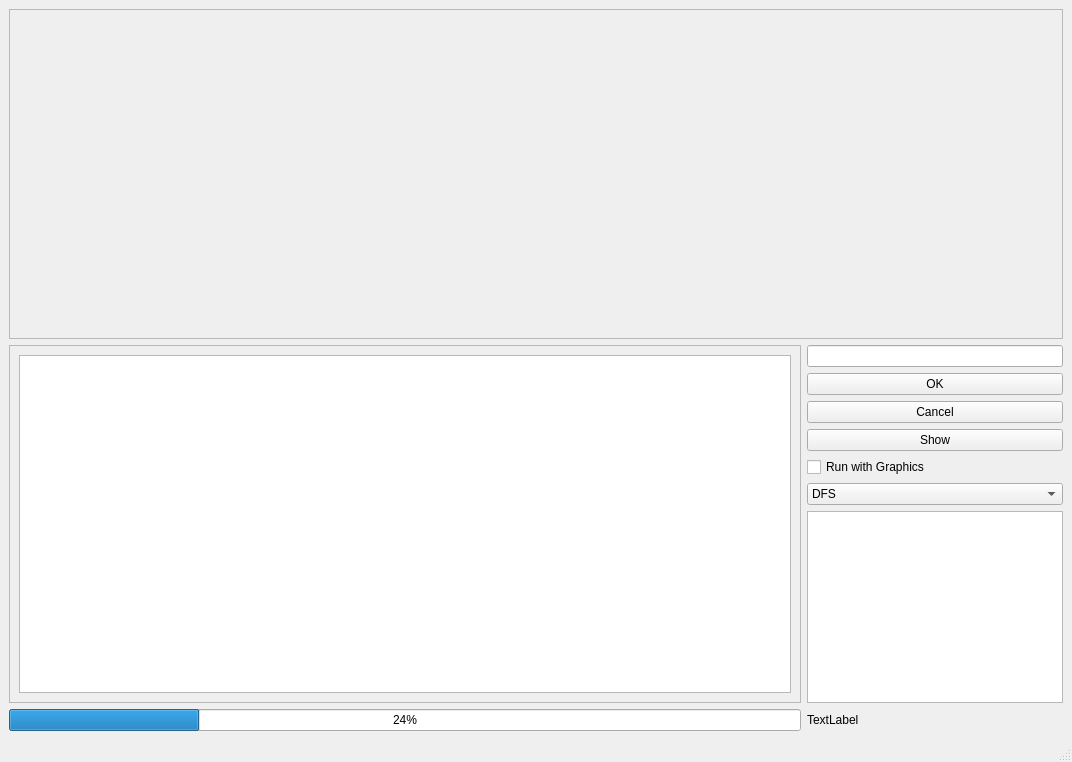
Qt form GUI.ui (bchuh/AI_project) before a commit.
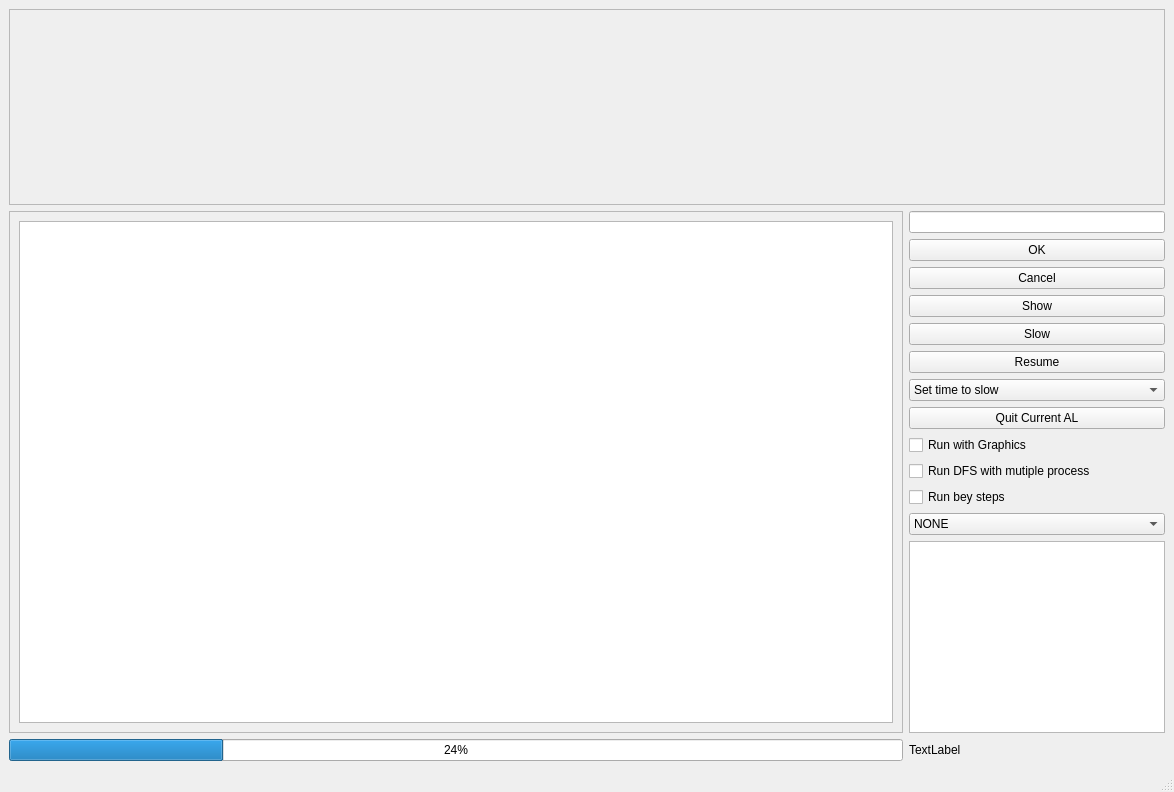
The same form after that commit.

The edit to the form file:
```diff
--- a/GUI.ui
+++ b/GUI.ui
@@ -6,8 +6,8 @@
    <rect>
     <x>0</x>
     <y>0</y>
-    <width>1072</width>
-    <height>762</height>
+    <width>1174</width>
+    <height>792</height>
    </rect>
   </property>
   <property name="windowTitle">
@@ -48,6 +48,51 @@
         </property>
        </widget>
       </item>
+      <item>
+       <widget class="QPushButton" name="PAUSE">
+        <property name="text">
+         <string>Slow</string>
+        </property>
+       </widget>
+      </item>
+      <item>
+       <widget class="QPushButton" name="NEXT">
+        <property name="text">
+         <string>Resume</string>
+        </property>
+       </widget>
+      </item>
+      <item>
+       <widget class="QComboBox" name="comboBox_2">
+        <item>
+         <property name="text">
+          <string>Set time to slow</string>
+         </property>
+        </item>
+        <item>
+         <property name="text">
+          <string>5</string>
+         </property>
+        </item>
+        <item>
+         <property name="text">
+          <string>10</string>
+         </property>
+        </item>
+        <item>
+         <property name="text">
+          <string>100</string>
+         </property>
+        </item>
+       </widget>
+      </item>
+      <item>
+       <widget class="QPushButton" name="QUIT">
+        <property name="text">
+         <string>Quit Current AL</string>
+        </property>
+       </widget>
+      </item>
       <item>
        <widget class="QCheckBox" name="checkBox">
         <property name="text">
@@ -55,8 +100,27 @@
         </property>
        </widget>
       </item>
+      <item>
+       <widget class="QCheckBox" name="checkBox_2">
+        <property name="text">
+         <string>Run DFS with mutiple process</string>
+        </property>
+       </widget>
+      </item>
+      <item>
+       <widget class="QCheckBox" name="checkBox_3">
+        <property name="text">
+         <string>Run bey steps</string>
+        </property>
+       </widget>
+      </item>
       <item>
        <widget class="QComboBox" name="comboBox">
+        <item>
+         <property name="text">
+          <string>NONE</string>
+         </property>
+        </item>
         <item>
          <property name="text">
           <string>DFS</string>
@@ -87,7 +151,7 @@
       <item>
        <widget class="QTextEdit" name="infoEdit">
         <property name="sizePolicy">
-         <sizepolicy hsizetype="Minimum" vsizetype="Fixed">
+         <sizepolicy hsizetype="Fixed" vsizetype="Fixed">
           <horstretch>0</horstretch>
           <verstretch>0</verstretch>
          </sizepolicy>
@@ -122,8 +186,8 @@
         <rect>
          <x>0</x>
          <y>0</y>
-         <width>765</width>
-         <height>388</height>
+         <width>867</width>
+         <height>572</height>
         </rect>
        </property>
        <layout class="QHBoxLayout" name="horizontalLayout_2">
@@ -179,8 +243,8 @@
         <rect>
          <x>0</x>
          <y>0</y>
-         <width>1046</width>
-         <height>259</height>
+         <width>1148</width>
+         <height>105</height>
         </rect>
        </property>
        <layout class="QHBoxLayout" name="horizontalLayout_3">
```
Left out of the diff: 2 changed lines with no effect on the pictures.
